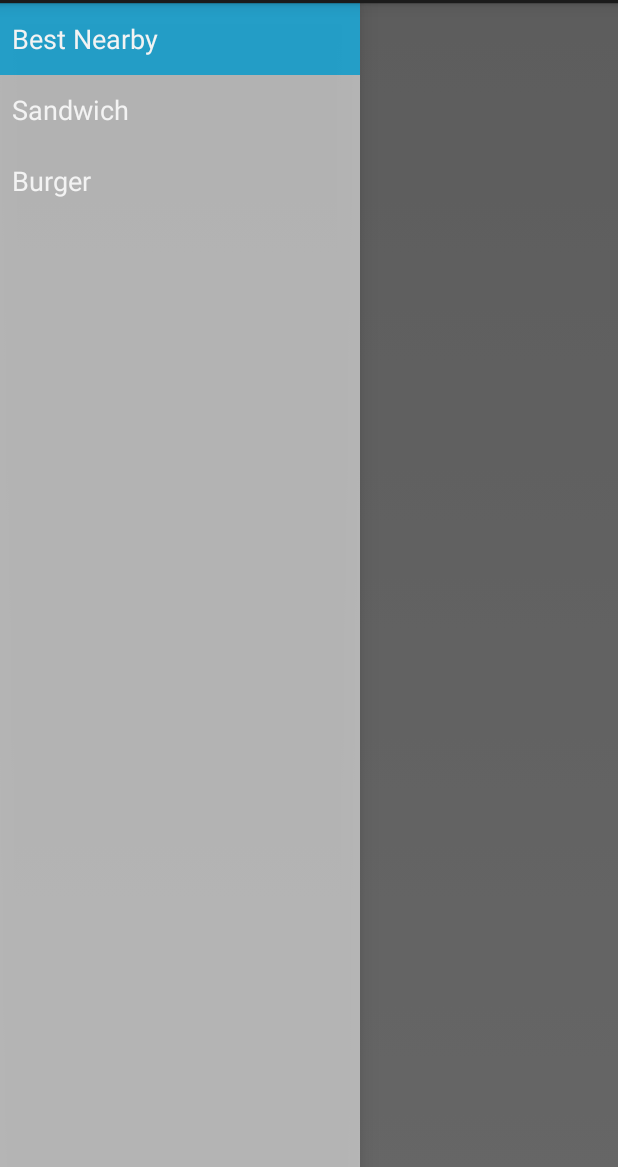
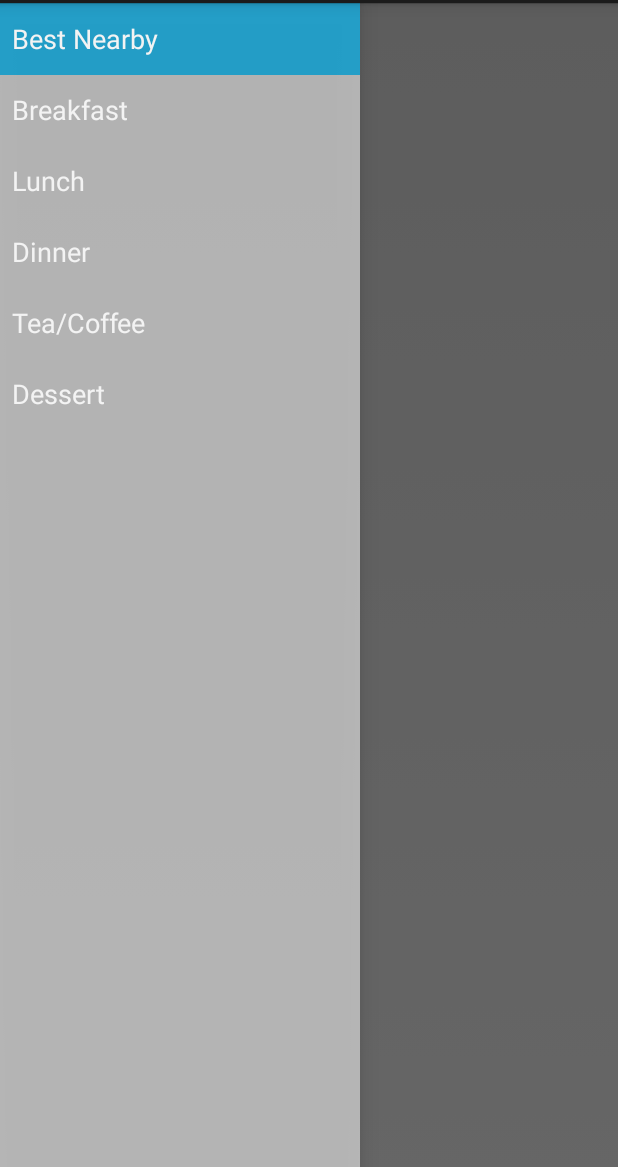
Before and after one commit to intue/kamu, an Android app: the screen it shows after launch (MainActivity), on a phone screen of 412 x 824 dp, the part 69-1236 px from its top. Run offline under Robolectric (Android 15) with nearby library versions, the phone set to English and light mode, and no system bars; 2 statements that could not run were skipped.

```diff
--- a/app/src/main/java/io/intue/kamu/NavigationDrawerFragment.java
+++ b/app/src/main/java/io/intue/kamu/NavigationDrawerFragment.java
@@ -104,7 +104,10 @@ public class NavigationDrawerFragment extends Fragment {
                 new String[]{
                         getString(R.string.title_section1),
                         getString(R.string.title_section2),
-                        getString(R.string.title_section3)
+                        getString(R.string.title_section3),
+                        getString(R.string.title_section4),
+                        getString(R.string.title_section5),
+                        getString(R.string.title_section6)
                 }));
         mDrawerListView.setItemChecked(mCurrentSelectedPosition, true);
         return mDrawerListView;
--- a/app/src/main/res/values/strings.xml
+++ b/app/src/main/res/values/strings.xml
@@ -3,8 +3,11 @@
 
     <string name="app_name">Kamu</string>
     <string name="title_section1">Best Nearby</string>
-    <string name="title_section2">Sandwich</string>
-    <string name="title_section3">Burger</string>
+    <string name="title_section2">Breakfast</string>
+    <string name="title_section3">Lunch</string>
+    <string name="title_section4">Dinner</string>
+    <string name="title_section5">Tea/Coffee</string>
+    <string name="title_section6">Dessert</string>
     <string name="navigation_drawer_open">Open navigation drawer</string>
     <string name="navigation_drawer_close">Close navigation drawer</string>
     <string name="action_example">Example action</string>
```
